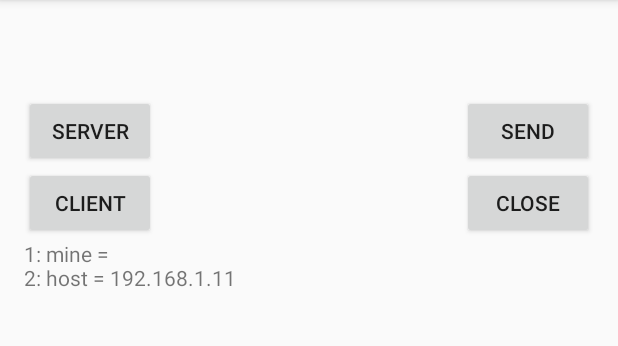
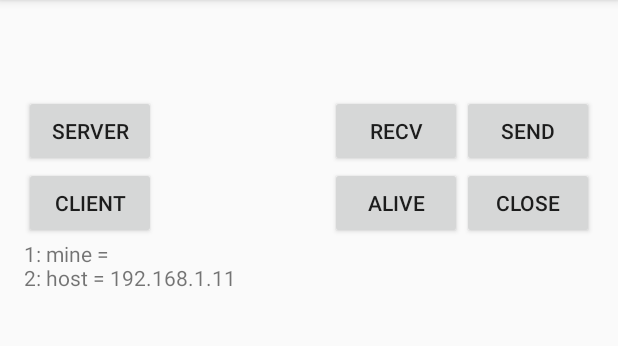
Before and after one commit to maruhiro-k/test, an Android app: the SockActivity screen opened directly, with no data from a screen before it, on a phone screen of 412 x 824 dp, the part 84-430 px from its top. Run offline under Robolectric (Android 15) with nearby library versions, the phone set to English and light mode, and no system bars.

Commit message:
接続と受信を分離

```diff
--- a/p2p_test/app/src/main/res/layout/activity_sock.xml
+++ b/p2p_test/app/src/main/res/layout/activity_sock.xml
@@ -53,5 +53,21 @@
         android:text="CLOSE"
         android:id="@+id/close_btn"
         android:layout_below="@+id/send_btn"
-        android:layout_alignParentEnd="true" />
+        android:layout_alignEnd="@+id/hintText" />
+
+    <Button
+        android:layout_width="wrap_content"
+        android:layout_height="wrap_content"
+        android:text="recv"
+        android:id="@+id/recv_btn"
+        android:layout_alignTop="@+id/send_btn"
+        android:layout_toStartOf="@+id/send_btn" />
+
+    <Button
+        android:layout_width="wrap_content"
+        android:layout_height="wrap_content"
+        android:text="alive"
+        android:id="@+id/alive_btn"
+        android:layout_below="@+id/srv_btn"
+        android:layout_toStartOf="@+id/send_btn" />
 </RelativeLayout>
```
Also changed, not shown: p2p_test/app/src/main/java/com/example/hiroki/p2p_test/SockActivity.java (+29 -6 lines), p2p_test/app/src/main/java/com/example/hiroki/p2p_test/p2p/AsyncSocket.java (+40 -23 lines), p2p_test/app/src/main/java/com/example/hiroki/p2p_test/p2p/ClientSocket.java (+4 -4 lines), p2p_test/app/src/main/java/com/example/hiroki/p2p_test/p2p/ServerSocket.java (+14 -4 lines), p2p_test/app/src/main/java/com/example/hiroki/p2p_test/p2p/WiFiDirectBroadcastReceiver.java (+4 -16 lines).
